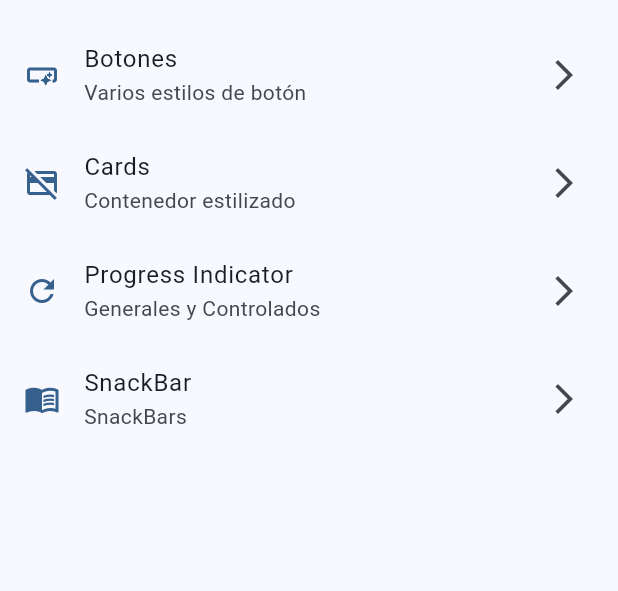
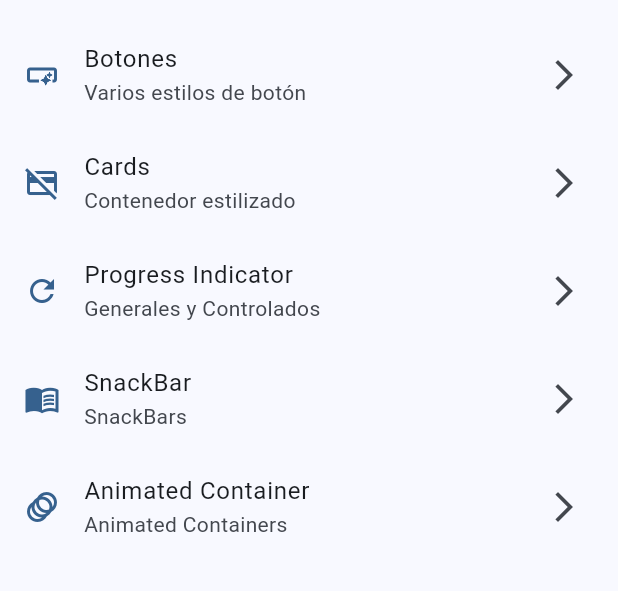
Before and after one commit to thePanaMiguel09/flutter, a Flutter app: the screen it shows after launch, on a phone screen of 412 x 824 dp, the part 63-654 px from its top. Run offline on Flutter 3.47's test engine with Material 3 defaults, Android fonts, the phone set to English and light mode, and no system bars; our stand-ins replace animate_do, dio, go_router, video_player.

Commit message:
AnimatedContainer implemented

```diff
--- a/widgetsapp/lib/config/menu/menu_items.dart
+++ b/widgetsapp/lib/config/menu/menu_items.dart
@@ -40,4 +40,10 @@ const appMenuItems = <MenuItem>[
     link: '/snackbar',
     icon: Icons.menu_book_outlined,
   ),
+  MenuItem(
+    title: 'Animated Container',
+    subTitle: 'Animated Containers',
+    link: '/animated-container',
+    icon: Icons.animation_outlined,
+  ),
 ];
--- a/widgetsapp/lib/config/router/app_router.dart
+++ b/widgetsapp/lib/config/router/app_router.dart
@@ -40,5 +40,12 @@ final GoRouter appRouter = GoRouter(
         return const SnackBarScreen();
       },
     ),
+    GoRoute(
+      path: '/animated-container',
+      name: AnimatedScreen.name,
+      builder: (BuildContext context, GoRouterState state) {
+        return const AnimatedScreen();
+      },
+    ),
   ],
 );
```
Also changed, not shown: widgetsapp/lib/presentation/screens/animated/animated_screen.dart (+47 -2 lines).
